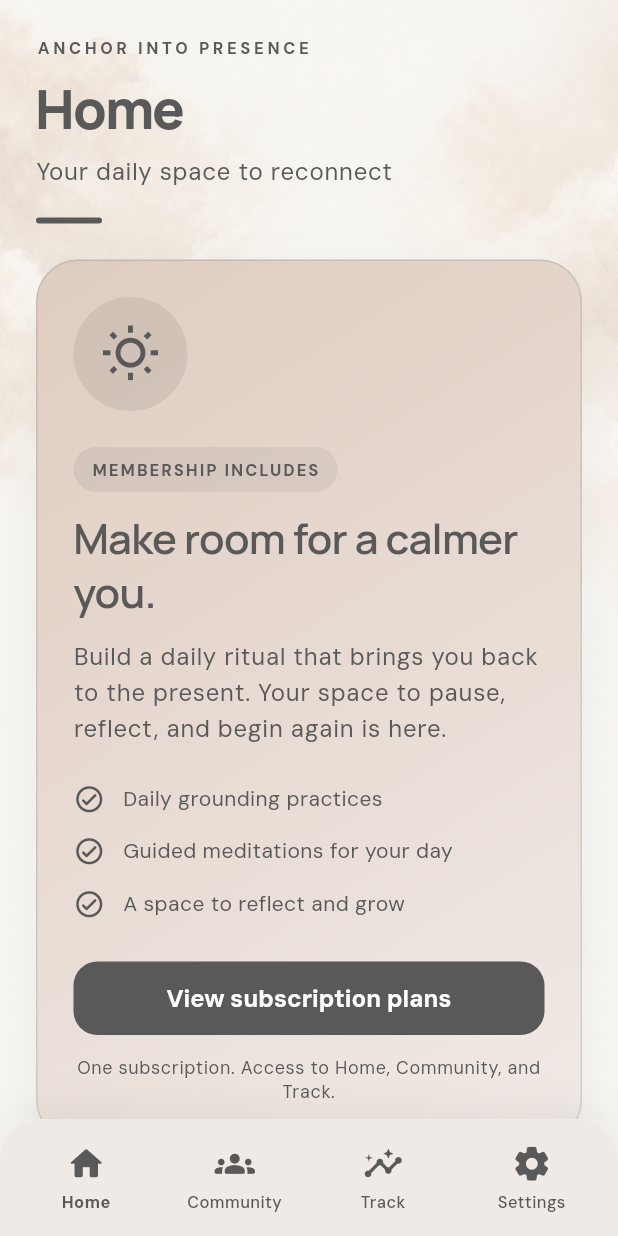
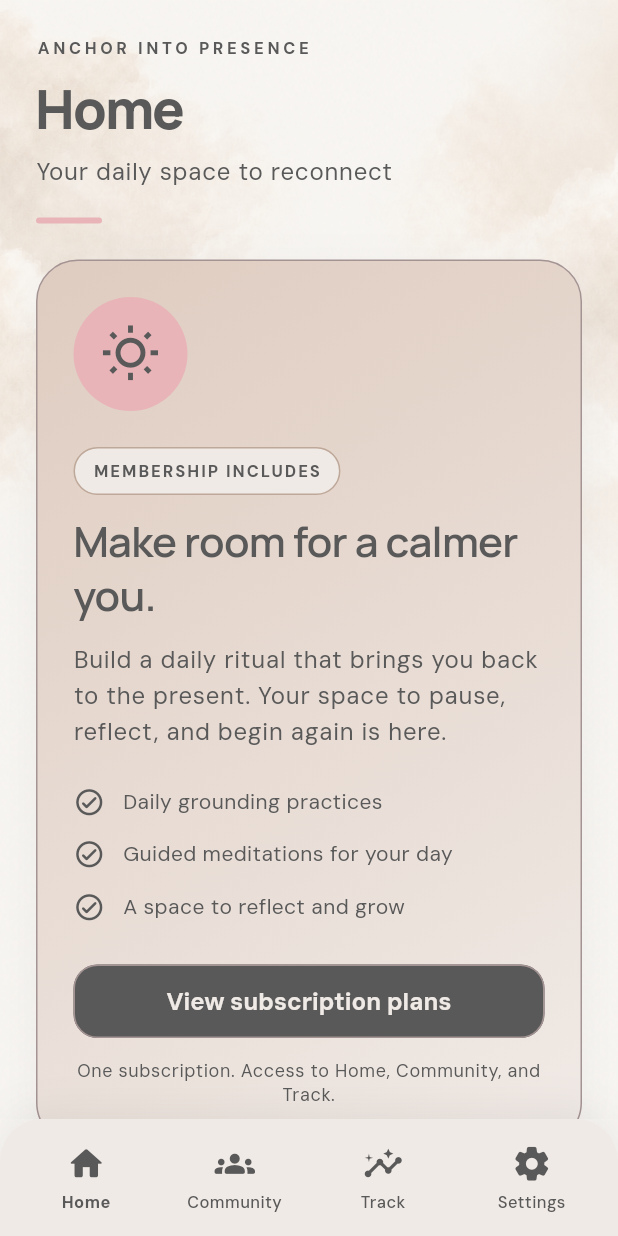
Before and after one commit to inteszel143/AnchorIntoPresence-frontend, a Flutter app: the screen it shows after launch, after a tap on "Next", after a tap on the "chevron left" icon, after a tap on "Skip", on a phone screen of 412 x 824 dp. Run offline on Flutter 3.47's test engine with Material 3 defaults, Android fonts, the light colour scheme and no system bars; our stand-ins replace app_links, auto_size_text, bloc, connectivity_plus, equatable, firebase_auth and 18 more; missing offline and left inert: adaptive_platform_ui, android_intent_plus, in_app_purchase_android, in_app_purchase_storekit; accounts and stored records are empty; network calls fail; project files that could hold a hidden picture were left out.

Commit message:
Fixed issue on mandala and apply the branding colors of the app

```diff
--- a/lib/common/widgets/subscription_tab_page.dart
+++ b/lib/common/widgets/subscription_tab_page.dart
@@ -1,4 +1,5 @@
 import 'package:flutter/material.dart';
+import '../../utils/color_constants.dart';
 
 /// An invitation within each tab, keeping navigation available to nonmembers.
 class SubscriptionTabPage extends StatelessWidget {
@@ -14,9 +15,7 @@ class SubscriptionTabPage extends StatelessWidget {
   static const _content = [
     (
       title: 'Home',
-      accent: Color(0xFF595959),
-      lightAccent: Color(0xFFBEA899),
-      tint: Color(0xFFDFCCC0),
+      tint: ColorCodes.sand,
       subtitle: 'Your daily space to reconnect',
       icon: Icons.wb_sunny_outlined,
       headline: 'Make room for a calmer you.',
@@ -30,9 +29,7 @@ class SubscriptionTabPage extends StatelessWidget {
     ),
     (
       title: 'Community',
-      accent: Color(0xFF595959),
-      lightAccent: Color(0xFFBEA899),
-      tint: Color(0xFFDFCCC0),
+      tint: ColorCodes.blush,
       subtitle: 'A little more connected',
       icon: Icons.groups_outlined,
       headline: 'Feel connected on your journey.',
@@ -46,9 +43,7 @@ class SubscriptionTabPage extends StatelessWidget {
     ),
     (
       title: 'Track',
-      accent: Color(0xFF595959),
-      lightAccent: Color(0xFFD8E2DC),
-      tint: Color(0xFFD8E2DC),
+      tint: ColorCodes.sage,
       subtitle: 'Small steps, meaningful progress',
       icon: Icons.insights_rounded,
       headline: 'See your practice take shape.',
@@ -68,11 +63,6 @@ class SubscriptionTabPage extends StatelessWidget {
     final theme = Theme.of(context);
     final colors = theme.colorScheme;
     final dark = theme.brightness == Brightness.dark;
-    final accent = dark ? content.lightAccent : content.accent;
-    final cardTint = dark
-        ? Color.alphaBlend(
-            content.accent.withValues(alpha: .22), colors.surface)
-        : content.tint;
     return SafeArea(
       child: SingleChildScrollView(
         key: PageStorageKey('subscription-tab-$tabIndex'),
@@ -85,7 +75,7 @@ class SubscriptionTabPage extends StatelessWidget {
               children: [
                 Text('ANCHOR INTO PRESENCE',
                     style: theme.textTheme.labelSmall?.copyWith(
-                      color: accent,
+                      color: colors.onSurfaceVariant,
                       letterSpacing: 2.4,
                       fontWeight: FontWeight.w700,
                     )),
@@ -108,7 +98,7 @@ class SubscriptionTabPage extends StatelessWidget {
                   width: 44,
                   height: 4,
                   decoration: BoxDecoration(
-                    color: accent,
+                    color: ColorCodes.rose,
                     borderRadius: BorderRadius.circular(2),
                   ),
                 ),
@@ -120,14 +110,14 @@ class SubscriptionTabPage extends StatelessWidget {
                     gradient: LinearGradient(
                       begin: Alignment.topLeft,
                       end: Alignment.bottomRight,
-                      colors: [cardTint, colors.surfaceContainerLow],
+                      colors: [content.tint, ColorCodes.cream],
                     ),
                     borderRadius: BorderRadius.circular(28),
-                    border: Border.all(color: accent.withValues(alpha: .18)),
+                    border: Border.all(color: ColorCodes.mauve),
                     boxShadow: [
                       BoxShadow(
-                        color:
-                            content.accent.withValues(alpha: dark ? .08 : .07),
+                        color: ColorCodes.charcoal
+                            .withValues(alpha: dark ? .08 : .07),
                         blurRadius: 28,
                         offset: const Offset(0, 10),
                       ),
@@ -139,36 +129,39 @@ class SubscriptionTabPage extends StatelessWidget {
                       Container(
                         padding: const EdgeInsets.all(18),
                         decoration: BoxDecoration(
-                          color: accent.withValues(alpha: .12),
+                          color: ColorCodes.rose,
                           shape: BoxShape.circle,
                         ),
-                        child: Icon(content.icon, size: 40, color: accent),
+                        child: Icon(content.icon,
+                            size: 40, color: ColorCodes.charcoal),
                       ),
                       const SizedBox(height: 24),
                       Container(
                         padding: const EdgeInsets.symmetric(
                             horizontal: 12, vertical: 7),
                         decoration: BoxDecoration(
-                          color: accent.withValues(alpha: .1),
+                          color: ColorCodes.cream,
+                          border: Border.all(color: ColorCodes.clay),
                           borderRadius: BorderRadius.circular(20),
                         ),
                         child: Text('MEMBERSHIP INCLUDES',
                             style: theme.textTheme.labelSmall?.copyWith(
                               letterSpacing: 1.3,
                               fontWeight: FontWeight.w700,
-                              color: accent,
+                              color: ColorCodes.charcoal,
                             )),
                       ),
                       const SizedBox(height: 12),
                       Text(content.headline,
                           style: theme.textTheme.headlineMedium?.copyWith(
                             fontWeight: FontWeight.w600,
+                            color: ColorCodes.charcoal,
                           )),
                       const SizedBox(height: 14),
                       Text(content.description,
                           style: theme.textTheme.bodyLarge?.copyWith(
                             height: 1.5,
-                            color: colors.onSurfaceVariant,
+                            color: ColorCodes.charcoal,
                           )),
                       const SizedBox(height: 24),
                       for (final benefit in content.benefits)
@@ -178,11 +171,13 @@ class SubscriptionTabPage extends StatelessWidget {
                             crossAxisAlignment: CrossAxisAlignment.start,
                             children: [
                               Icon(Icons.check_circle_outline_rounded,
-                                  size: 21, color: accent),
+                                  size: 21, color: ColorCodes.charcoal),
                               const SizedBox(width: 12),
                               Expanded(
                                   child: Text(benefit,
-                                      style: theme.textTheme.bodyMedium)),
+                                      style: theme.textTheme.bodyMedium
+                                          ?.copyWith(
+                                              color: ColorCodes.charcoal))),
                             ],
                           ),
                         ),
@@ -192,11 +187,10 @@ class SubscriptionTabPage extends StatelessWidget {
                         child: FilledButton(
                           onPressed: onSubscribe,
                           style: FilledButton.styleFrom(
-                            backgroundColor:
-                                dark ? content.lightAccent : content.accent,
-                            foregroundColor:
-                                dark ? const Color(0xFF211F1C) : Colors.white,
+                            backgroundColor: ColorCodes.charcoal,
+                            foregroundColor: ColorCodes.cream,
                             shape: RoundedRectangleBorder(
+                                side: const BorderSide(color: ColorCodes.mauve),
                                 borderRadius: BorderRadius.circular(16)),
                           ),
                           child: const Padding(
@@ -211,7 +205,7 @@ class SubscriptionTabPage extends StatelessWidget {
                         'One subscription. Access to Home, Community, and Track.',
                         textAlign: TextAlign.center,
                         style: theme.textTheme.bodySmall
-                            ?.copyWith(color: colors.onSurfaceVariant),
+                            ?.copyWith(color: ColorCodes.charcoal),
                       ),
                     ],
                   ),
--- a/lib/screens/welcome/golden_stillness_illustration.dart
+++ b/lib/screens/welcome/golden_stillness_illustration.dart
@@ -1,6 +1,6 @@
 import 'package:flutter/material.dart';
 
-/// Hazy, interrupted petals let the shared clouds cover the mandala.
+/// Gold petals with uniform opacity over the shared cloud background.
 class GoldenStillnessIllustration extends StatelessWidget {
   const GoldenStillnessIllustration({super.key, required this.height});
 
@@ -11,31 +11,11 @@ class GoldenStillnessIllustration extends StatelessWidget {
         child: SizedBox(
           height: height,
           width: double.infinity,
-          child: Stack(
-            fit: StackFit.expand,
-            children: [
-              Padding(
+          child: Padding(
             padding: EdgeInsets.only(top: height * .15),
             child: Center(
               child: FractionallySizedBox(
                 widthFactor: .8,
-                    child: ShaderMask(
-                      blendMode: BlendMode.dstIn,
-                      // Keep a gentle cloud
-                      // veil across one band instead of dissolving the whole shape.
-                      shaderCallback: (bounds) => const LinearGradient(
-                        begin: Alignment.topLeft,
-                        end: Alignment.bottomRight,
-                        colors: [
-                          Color(0xCCFFFFFF),
-                          Colors.white,
-                          Color(0xB3FFFFFF),
-                          Color(0x80FFFFFF),
-                          Colors.white,
-                          Color(0xCCFFFFFF),
-                        ],
-                        stops: [0, .24, .43, .57, .74, 1],
-                      ).createShader(bounds),
                 child: Image.asset(
                   Theme.of(context).brightness == Brightness.light
                       ? 'assets/images/onboarding/onboarding-mandala-subtle-light.png'
@@ -52,40 +32,5 @@ class GoldenStillnessIllustration extends StatelessWidget {
             ),
           ),
         ),
-              // An onboarding-only foreground bank of clouds softens the
-              // lower petals without changing the shared app background.
-              Positioned(
-                left: 0,
-                right: 0,
-                bottom: 0,
-                height: height * .36,
-                child: IgnorePointer(
-                  child: ShaderMask(
-                    blendMode: BlendMode.dstIn,
-                    shaderCallback: (bounds) => const LinearGradient(
-                      begin: Alignment.topCenter,
-                      end: Alignment.bottomCenter,
-                      colors: [
-                        Colors.transparent,
-                        Color(0xCCFFFFFF),
-                        Color(0xCCFFFFFF),
-                        Colors.transparent,
-                      ],
-                      stops: [0, .3, .65, 1],
-                    ).createShader(bounds),
-                    child: Image.asset(
-                      Theme.of(context).brightness == Brightness.dark
-                          ? 'assets/images/app-background-dark.png'
-                          : 'assets/images/app-background-light.png',
-                      fit: BoxFit.cover,
-                      alignment: Alignment.topCenter,
-                      filterQuality: FilterQuality.high,
-                    ),
-                  ),
-                ),
-              ),
-            ],
-          ),
-        ),
       );
 }
```
Also changed, not shown: lib/screens/community/community_screen.dart (+9 -5 lines), lib/screens/dashboard/home_dashboard.dart (+66 -76 lines), 1 other file. Lines whose indentation alone changed are shown as unchanged.
